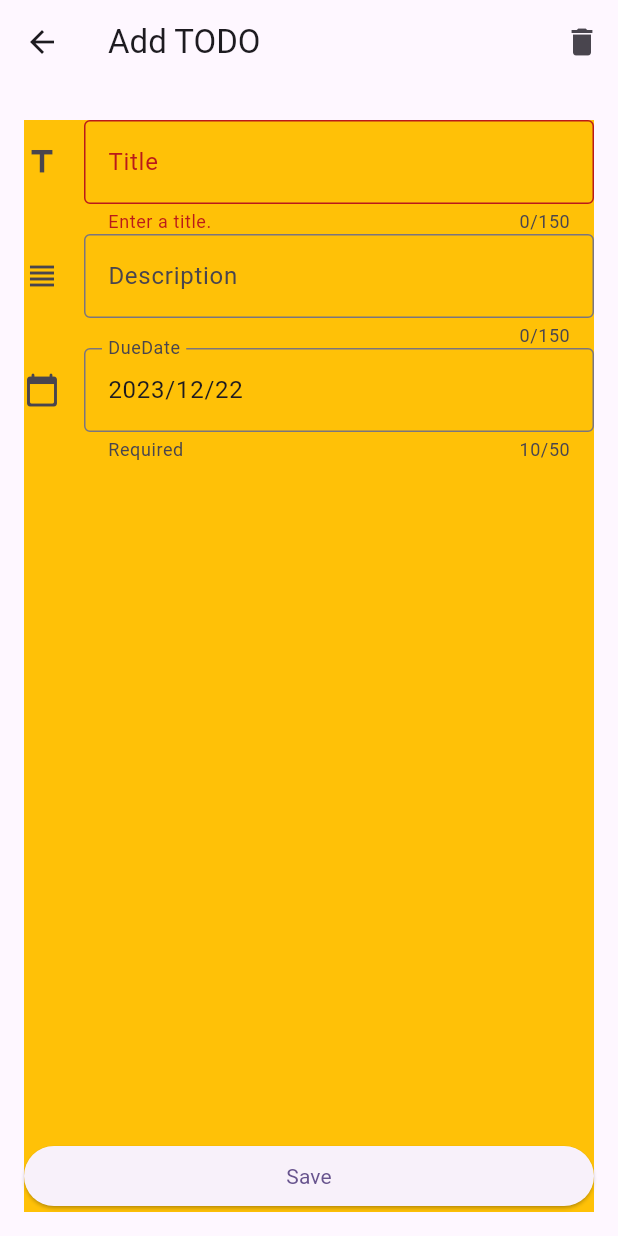
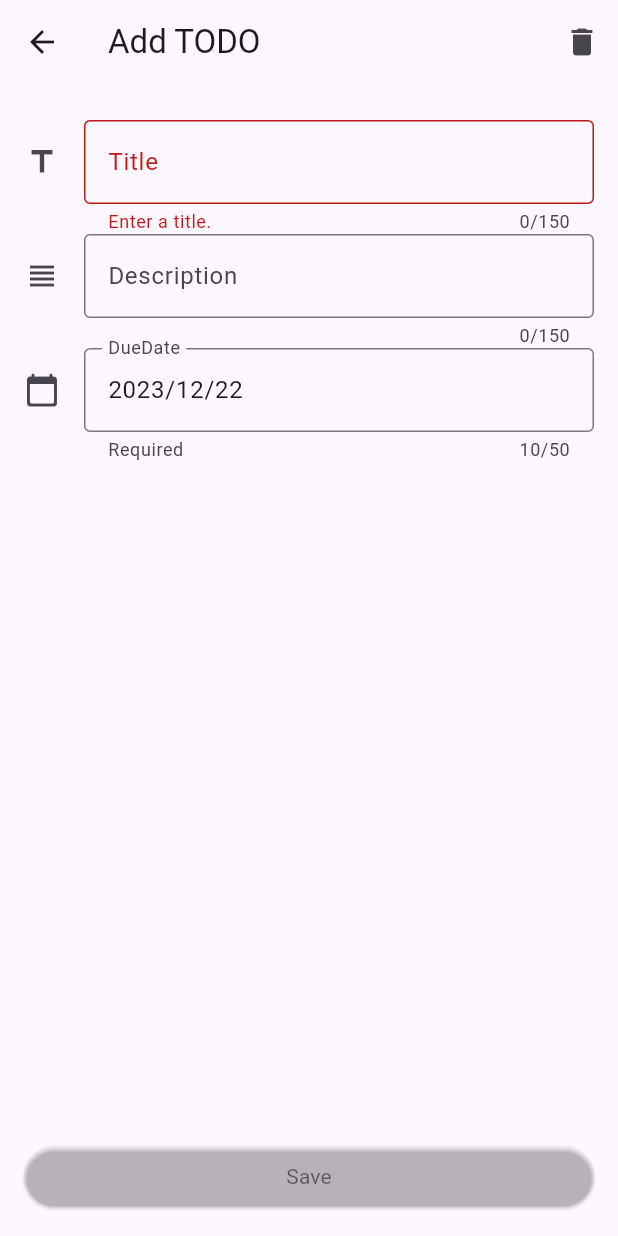
Before and after one commit to azatech/Flutter-app-testable, a Flutter app: the TodoDetailsPage screen opened directly, on a phone screen of 412 x 824 dp. Run offline on Flutter 3.47's test engine with Material 3 defaults, Android fonts, the phone set to English and light mode, and no system bars; our stand-ins replace drift, equatable, flutter_bloc, get_it, sqlite3_flutter_libs; missing offline and left inert: drift_dev, sqlite3; accounts and stored records are empty; generated files the repository leaves out were written again.

Commit message:
[dev] polishing

```diff
--- a/lib/page/details_page/todo_details_page.dart
+++ b/lib/page/details_page/todo_details_page.dart
@@ -87,8 +87,6 @@ class _MainViewState extends State<_MainView> with ConfirmableDialogMixin {
                 right: 16,
                 bottom: 16,
               ),
-              child: Container(
-                color: Colors.amber,
               child: Column(
                 mainAxisAlignment: MainAxisAlignment.spaceBetween,
                 children: [
@@ -105,7 +103,6 @@ class _MainViewState extends State<_MainView> with ConfirmableDialogMixin {
                     onPressed: () => _save(context),
                   ),
                 ],
-                ),
               ),
             ),
           ),
@@ -325,12 +322,10 @@ class _BottomSaveButton extends StatelessWidget {
 
   @override
   Widget build(BuildContext context) {
-    return DetailsCubitSelectorWrapper(
-      selector: (TodoDetailsState state) => state.modified,
-      builder: (value) => SaveButton(
-        isActive: value,
+    final modified = context.select((TodoDetailsCubit c) => c.state.modified);
+    return SaveButton(
+      isActive: modified,
       onPressed: onPressed,
-      ),
     );
   }
 }
--- a/lib/page/details_page/widget/save_button.dart
+++ b/lib/page/details_page/widget/save_button.dart
@@ -1,5 +1,3 @@
-import 'dart:math';
-
 import 'package:flutter/material.dart';
 
 class SaveButton extends StatelessWidget {
@@ -14,7 +12,6 @@ class SaveButton extends StatelessWidget {
 
   @override
   Widget build(BuildContext context) {
-    final isActive = Random().nextBool();
     return AbsorbPointer(
       absorbing: !isActive,
       child: SizedBox(
```
Lines whose indentation alone changed are shown as unchanged.
